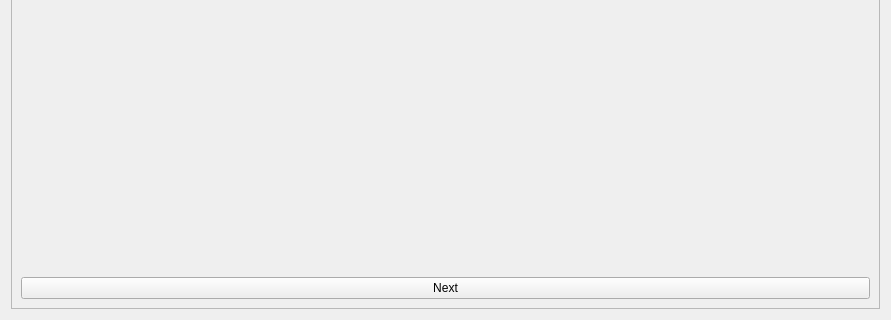
Qt form generic_cv_tasks/ui/widget_stacks_manager.ui (stereomatchingkiss/show_cases) before a commit; both pictures show x 0 to 891 and y 237 to 557 of the 891 by 557 pixel window.
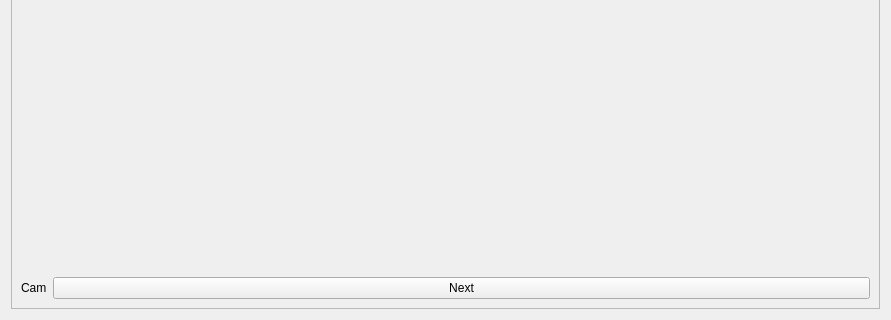
The same form after that commit.

```diff
--- a/generic_cv_tasks/ui/widget_stacks_manager.ui
+++ b/generic_cv_tasks/ui/widget_stacks_manager.ui
@@ -13,7 +13,7 @@
   <property name="windowTitle">
    <string>Form</string>
   </property>
-  <layout class="QVBoxLayout" name="verticalLayout_2">
+  <layout class="QVBoxLayout" name="verticalLayout">
    <item>
     <widget class="QFrame" name="frame">
      <property name="frameShape">
@@ -25,8 +25,8 @@
      <property name="lineWidth">
       <number>10</number>
      </property>
-     <layout class="QVBoxLayout" name="verticalLayout">
-      <item>
+     <layout class="QGridLayout" name="gridLayout">
+      <item row="0" column="0" colspan="2">
        <widget class="QStackedWidget" name="stackedWidget">
         <property name="sizePolicy">
          <sizepolicy hsizetype="Preferred" vsizetype="Expanding">
@@ -36,7 +36,20 @@
         </property>
        </widget>
       </item>
-      <item>
+      <item row="1" column="0">
+       <widget class="QLabel" name="labelInfo">
+        <property name="sizePolicy">
+         <sizepolicy hsizetype="Maximum" vsizetype="Preferred">
+          <horstretch>0</horstretch>
+          <verstretch>0</verstretch>
+         </sizepolicy>
+        </property>
+        <property name="text">
+         <string>Cam</string>
+        </property>
+       </widget>
+      </item>
+      <item row="1" column="1">
        <widget class="QPushButton" name="pushButtonNext">
         <property name="text">
          <string>Next</string>
```
